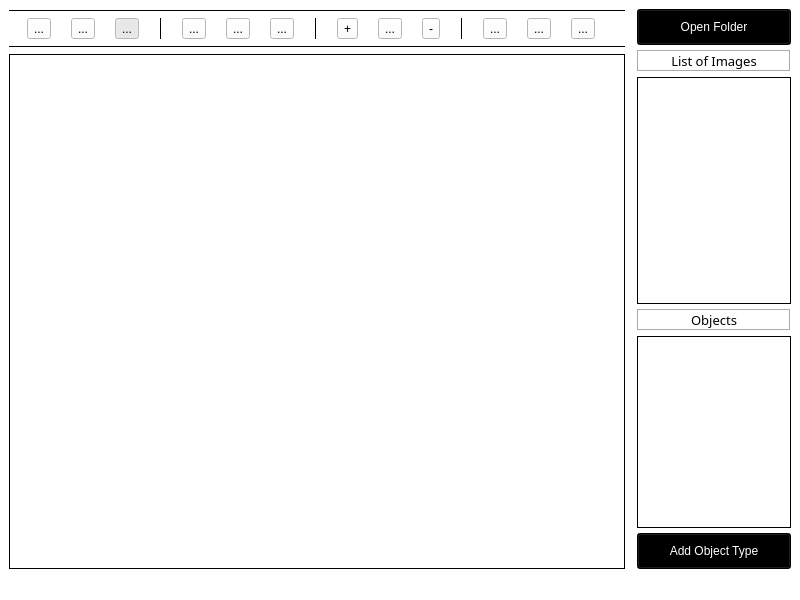
Old version of the form main.ui in the repository add1993/image-annotator-qt.
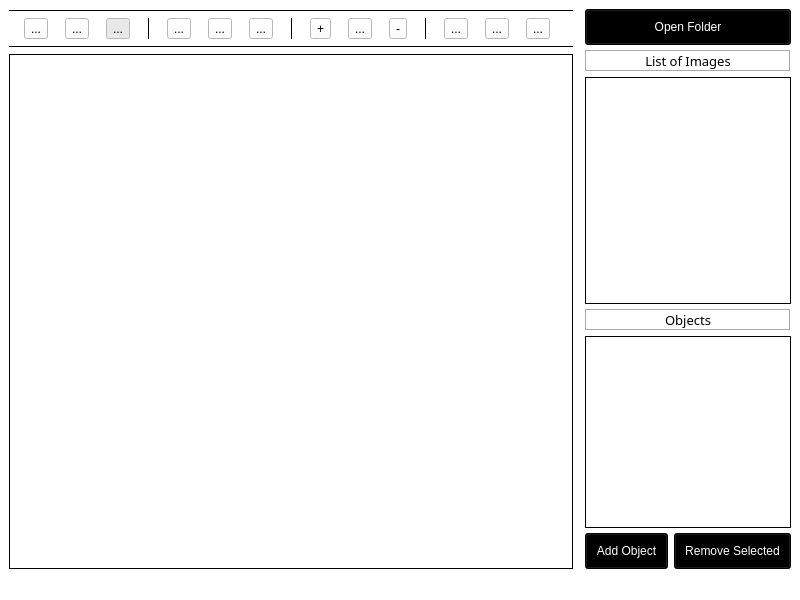
New version of the form. Icons and pictures are not drawn.

Commit message: added button to add objects

Diff of the .ui file:
```diff
--- a/main.ui
+++ b/main.ui
@@ -599,7 +599,12 @@
          </widget>
         </item>
 		<item>
-         <widget class="QPushButton" name="add_object_type">
+			<layout class="QHBoxLayout" name="horizontalLayout7" stretch="0,1,0,12">
+				<property name="spacing">
+				 <number>6</number>
+				</property>
+				<item>
+					 <widget class="QPushButton" name="add_object">
           <property name="font">
            <font>
             <pointsize>9</pointsize>
@@ -616,11 +621,11 @@
           </property>
           <property name="styleSheet">
            <string notr="true">background-color: black; /* Blue */
-padding:10px;
-color:white;</string>
+			padding:10px;
+			color:white;</string>
           </property>
           <property name="text">
-           <string>Add Object Type</string>
+					   <string>Add Object</string>
           </property>
           <property name="autoDefault">
            <bool>false</bool>
@@ -632,6 +637,43 @@
            <bool>false</bool>
           </property>
          </widget>
+				 </item>
+				 <item>
+					 <widget class="QPushButton" name="remove_object">
+					  <property name="font">
+					   <font>
+						<pointsize>9</pointsize>
+					   </font>
+					  </property>
+					  <property name="cursor">
+					   <cursorShape>PointingHandCursor</cursorShape>
+					  </property>
+					  <property name="focusPolicy">
+					   <enum>Qt::StrongFocus</enum>
+					  </property>
+					  <property name="autoFillBackground">
+					   <bool>false</bool>
+					  </property>
+					  <property name="styleSheet">
+					   <string notr="true">background-color: black; /* Blue */
+			padding:10px;
+			color:white;</string>
+					  </property>
+					  <property name="text">
+					   <string>Remove Selected</string>
+					  </property>
+					  <property name="autoDefault">
+					   <bool>false</bool>
+					  </property>
+					  <property name="default">
+					   <bool>false</bool>
+					  </property>
+					  <property name="flat">
+					   <bool>false</bool>
+					  </property>
+					 </widget>
+				 </item>
+			 </layout>
         </item>
        </layout>
       </item>
```
Left out of the diff: 2 changed lines with no effect on the pictures. Lines whose indentation alone changed are shown as unchanged. The commit also changes 1 other file.
